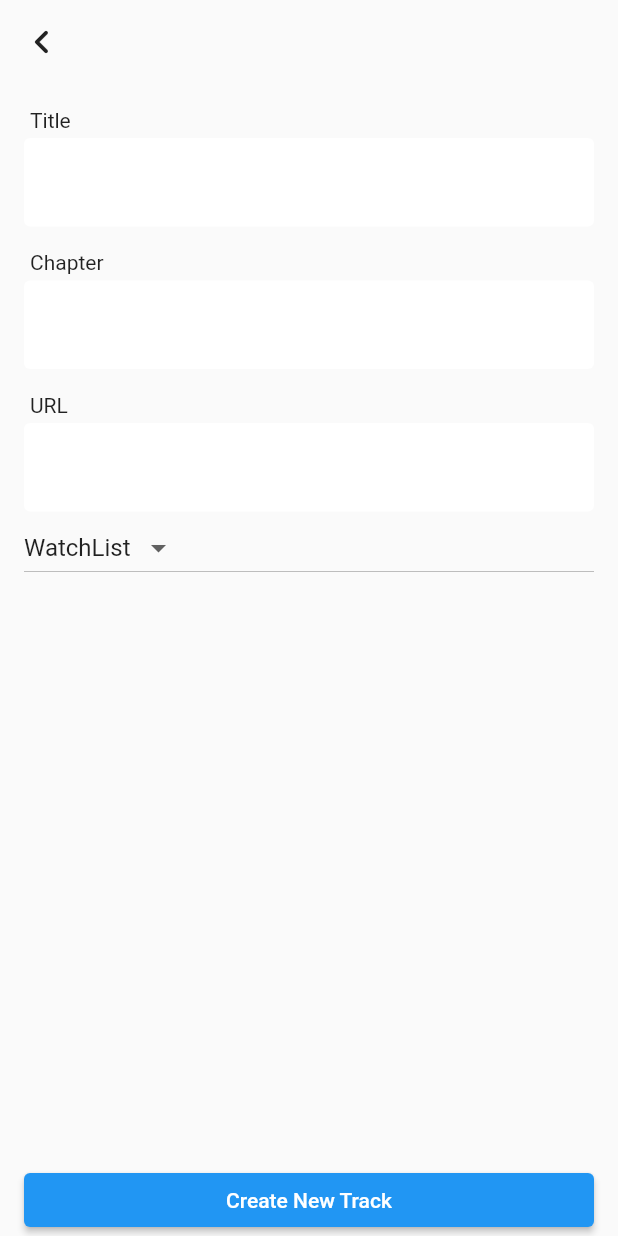
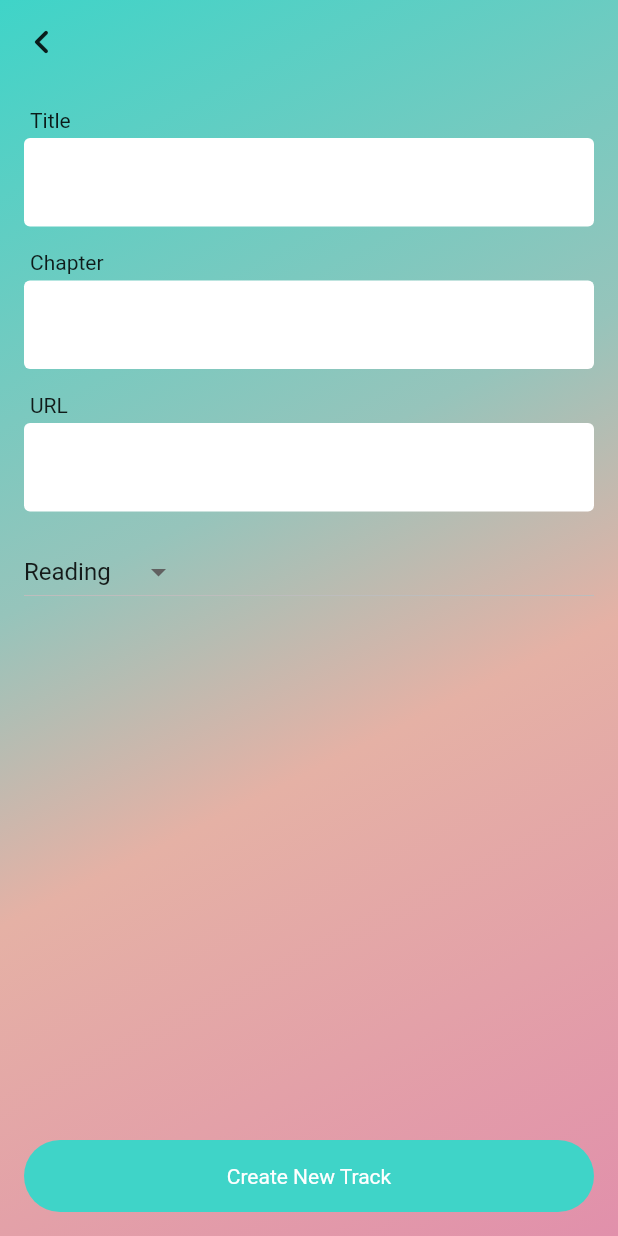
Before and after one commit to MauricioMachadoFF/manhwa_track, a Flutter app: the TrackDetailsPage screen opened by its route, on a phone screen of 412 x 824 dp. Run offline on Flutter 3.47's test engine with Material 2 defaults, Android fonts, the phone set to English and light mode, and no system bars; our stand-ins replace cloud_firestore, dartz, equatable, firebase_auth, firebase_core, flutter_bloc and 4 more; accounts and stored records are empty.

Commit message:
feat: design track card and track details page

```diff
--- a/lib/manha_tracks/presentation/pages/track_details_page.dart
+++ b/lib/manha_tracks/presentation/pages/track_details_page.dart
@@ -1,13 +1,16 @@
 import 'package:flutter/material.dart';
 import 'package:flutter_bloc/flutter_bloc.dart';
 import 'package:manhwa_track/core/error.dart';
+import 'package:manhwa_track/design_sytem.dart/buttons/text_button.dart';
 import 'package:manhwa_track/design_sytem.dart/design_system.dart';
 import 'package:manhwa_track/manha_tracks/domain/entities/track.dart';
 import 'package:manhwa_track/manha_tracks/presentation/bloc/create_track/create_track_cubit.dart';
 import 'package:manhwa_track/manha_tracks/presentation/bloc/load_tracks/load_track_cubit.dart';
+import 'package:manhwa_track/manha_tracks/presentation/bloc/selected_status/selected_status_cubit.dart';
 import 'package:manhwa_track/manha_tracks/presentation/bloc/validate_track/validate_track_bloc.dart';
 import 'package:manhwa_track/manha_tracks/presentation/widgets/status_dropdown.dart';
 import 'package:manhwa_track/shared/domain/value_objects/unique_id/unique_id_vo.dart';
+import 'package:manhwa_track/shared/presentation/base_background_gradient.dart';
 
 class TrackDetailsPage extends StatefulWidget {
   final Track? track;
@@ -58,12 +61,19 @@ class _TrackDetailsPageState extends State<TrackDetailsPage> {
 
   @override
   Widget build(BuildContext context) {
-    return MultiBlocListener(
+    return BlocProvider(
+      create: (context) {
+        final status = widget.track?.status ?? 'Reading';
+        return SelectedStatusCubit(status);
+      },
+      child: MultiBlocListener(
         listeners: [
           BlocListener<ValidateTrackBloc, ValidateTrackState>(
             listener: (context, state) {
               if (state.isValid) {
-              _isNewTrack ? _onCreateNewTrackTap() : _onUpdateTrackTap();
+                _isNewTrack
+                    ? _onCreateNewTrackTap()
+                    : _onUpdateTrackTap(context);
               }
             },
           ),
@@ -81,10 +91,12 @@ class _TrackDetailsPageState extends State<TrackDetailsPage> {
             },
           ),
         ],
-      child: Scaffold(
+        child: BaseBackgroundGradient(
+          content: Scaffold(
+            backgroundColor: Colors.transparent,
             appBar: AppBar(
               elevation: 0,
-          backgroundColor: Theme.of(context).scaffoldBackgroundColor,
+              backgroundColor: Colors.transparent,
               leading: ManhwaIconButton(
                 icon: Icons.chevron_left_rounded,
                 iconSize: sizeMedium,
@@ -99,6 +111,7 @@ class _TrackDetailsPageState extends State<TrackDetailsPage> {
                 ),
                 child: BlocBuilder<ValidateTrackBloc, ValidateTrackState>(
                   builder: (_, state) => Column(
+                    mainAxisSize: MainAxisSize.max,
                     crossAxisAlignment: CrossAxisAlignment.start,
                     children: [
                       const SizedBox(height: spacingSmall),
@@ -131,21 +144,26 @@ class _TrackDetailsPageState extends State<TrackDetailsPage> {
                           _urlController.text,
                         ),
                       ),
-                  const SizedBox(
+                      const SizedBox(height: spacingSmall),
+                      SizedBox(
                         width: double.maxFinite,
-                    child: StatusDropdown(),
+                        child: StatusDropdown(
+                          status: widget.track?.status ?? 'Reading',
+                        ),
                       ),
                       const Spacer(),
                       SizedBox(
                         width: double.maxFinite,
-                    child: ElevatedButton(
-                      onPressed: _validateForm,
-                      child: Text(
+                        child: ManhwaTextButton.onOceanBlue(
+                          title:
                               _isNewTrack ? 'Create New Track' : 'Update Track',
+                          onTap: _validateForm,
                         ),
                       ),
-                  )
+                      const SizedBox(height: spacingSmall),
                     ],
+                  ),
+                ),
               ),
             ),
           ),
@@ -161,15 +179,14 @@ class _TrackDetailsPageState extends State<TrackDetailsPage> {
             title: _titleController.text,
             chapter: double.parse(_chapterController.text),
             url: _urlController.text,
-            //TODO(Mauricio): Use status from form
-            status: 'Completed',
+            status: context.read<SelectedStatusCubit>().state.status,
             createdAt: DateTime.now(),
             updatedAt: DateTime.now(),
           ),
         );
   }
 
-  void _onUpdateTrackTap() {
+  void _onUpdateTrackTap(BuildContext context) {
     final currentTrack = widget.track;
     if (currentTrack == null) {
       throw UnexpectedAccessError(
@@ -184,7 +201,7 @@ class _TrackDetailsPageState extends State<TrackDetailsPage> {
             title: _titleController.text,
             chapter: double.parse(_chapterController.text),
             url: _urlController.text,
-            status: 'Completed',
+            status: context.read<SelectedStatusCubit>().state.status,
             createdAt: currentTrack.createdAt,
             updatedAt: DateTime.now(),
           ),
--- a/lib/manha_tracks/presentation/widgets/status_dropdown.dart
+++ b/lib/manha_tracks/presentation/widgets/status_dropdown.dart
@@ -1,17 +1,33 @@
+import 'package:collection/collection.dart';
 import 'package:flutter/material.dart';
+import 'package:flutter_bloc/flutter_bloc.dart';
+import 'package:manhwa_track/manha_tracks/presentation/bloc/selected_status/selected_status_cubit.dart';
 
 class StatusDropdown extends StatefulWidget {
-  const StatusDropdown({super.key});
+  const StatusDropdown({
+    super.key,
+    required this.status,
+  });
+
+  final String status;
 
   @override
   State<StatusDropdown> createState() => StatusDropdownState();
 }
 
-const List<String> statusOption = ['WatchList', 'Watching', 'Completed'];
-
-String _dropdownValue = statusOption.first;
+const List<String> statusOption = ['Reading', 'ReadList', 'Completed'];
 
 class StatusDropdownState extends State<StatusDropdown> {
+  late String _dropdownValue;
+
+  @override
+  void initState() {
+    _dropdownValue =
+        statusOption.firstWhereOrNull((element) => element == widget.status) ??
+            'Unknown';
+    super.initState();
+  }
+
   @override
   Widget build(BuildContext context) {
     return DropdownButton(
@@ -19,6 +35,7 @@ class StatusDropdownState extends State<StatusDropdown> {
       onChanged: (value) {
         final selectedValue = value;
         if (selectedValue != null) {
+          context.read<SelectedStatusCubit>().changeStatus(selectedValue);
           setState(() {
             _dropdownValue = selectedValue;
           });
```
Also changed, not shown: lib/manha_tracks/presentation/widgets/track_card.dart (+101 -15 lines). Lines whose indentation alone changed are shown as unchanged.
